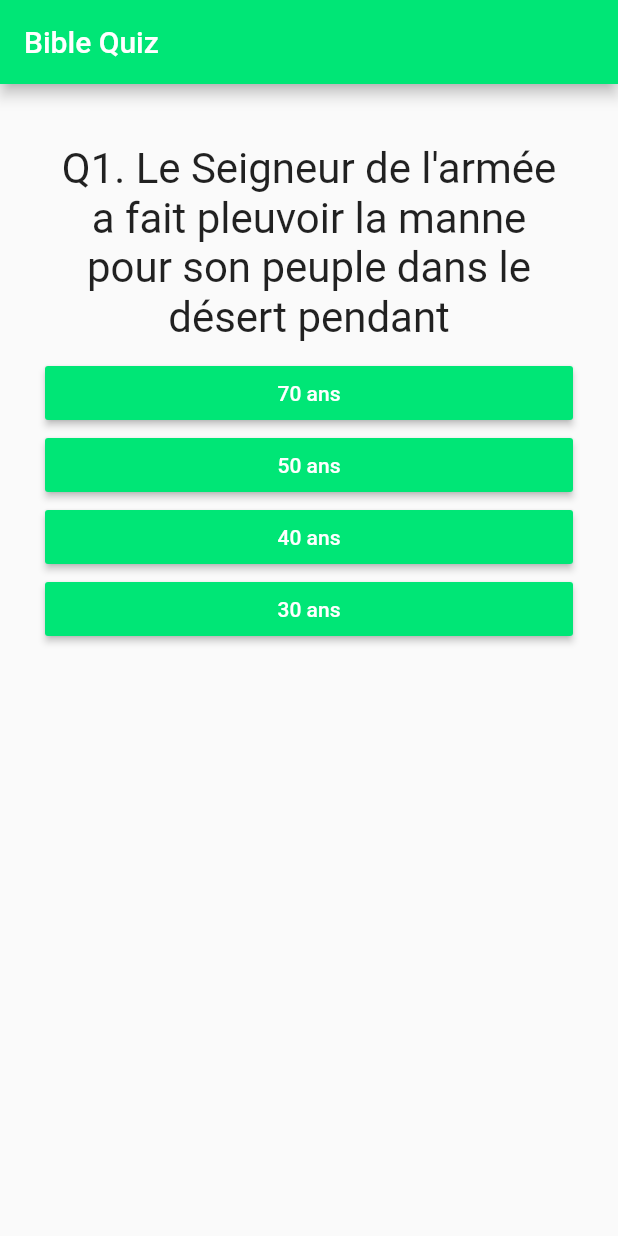
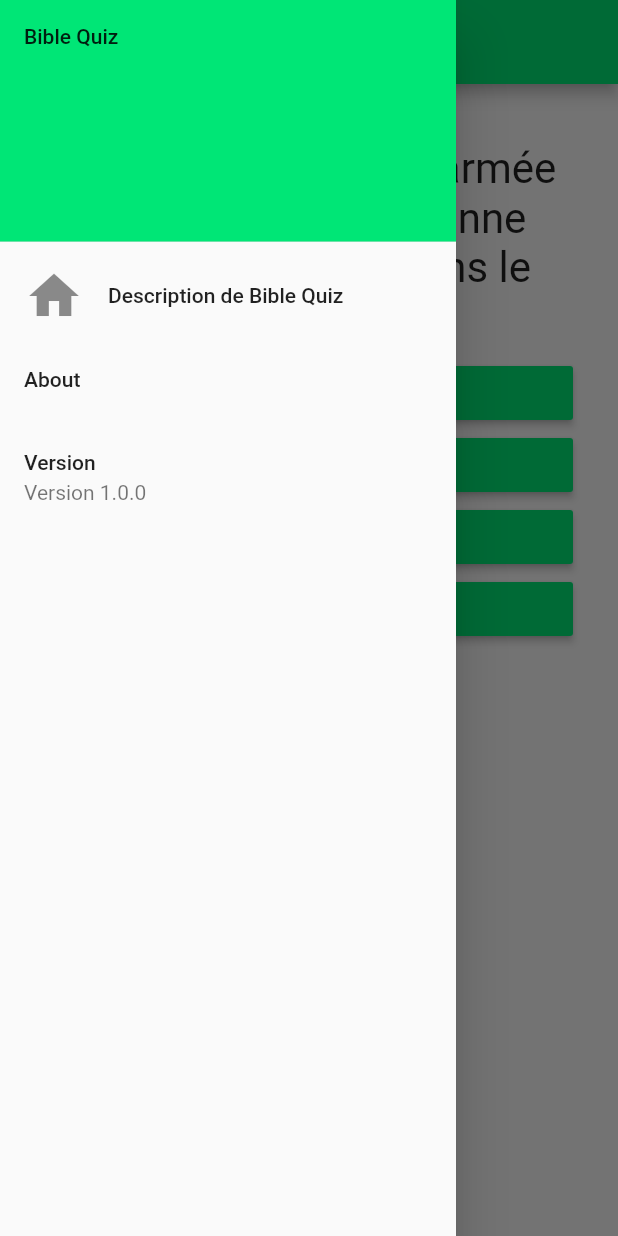
Before and after one commit to munyeshaka/biblequiz, a Flutter app: the screen it shows after launch, with the side drawer open (before the commit the screen has no drawer), on a phone screen of 412 x 824 dp. Run offline on Flutter 3.47's test engine with Material 2 defaults, Android fonts, the phone set to English and light mode, and no system bars.

Commit message:
other quiz and menubar

```diff
--- a/lib/main.dart
+++ b/lib/main.dart
@@ -1,3 +1,5 @@
+import 'package:biblequiz/about.dart';
+import 'package:biblequiz/description_bq.dart';
 import 'package:flutter/material.dart';
 
 import './quiz.dart';
@@ -23,6 +25,7 @@ class _MyAppState extends State<MyApp> {
         {'text': '30 ans', 'score': -2},
       ],
     },
+
     {
       'questionText': 'Q2. Car là où est votre trésor, là aussi est votre',
       'answers': [
@@ -32,6 +35,7 @@ class _MyAppState extends State<MyApp> {
         {'text':'Coeur', 'score': 10 },
       ],
     },
+
     {
       'questionText': ' Q3. Qui a dit: "où tu iras, j irai; où tu logeras, je logerais; ton peuple sera mon peuple, et ton Dieu, mon Dieu"',
       'answers': [
@@ -41,15 +45,17 @@ class _MyAppState extends State<MyApp> {
         {'text': 'Sarah', 'score': -2},
       ],
     },
+
     {
       'questionText': "Q4. Quel Prophète a fait flotter une hache à la surface de l'eau",
       'answers': [
         {'text': 'Elijah', 'score': 10},
         {'text': 'Samuel', 'score': -2},
         {'text': 'Élisée', 'score': -2},
-        {'text': 'Jeremy', 'score': -2},
+        {'text': 'Jérémie', 'score': -2},
       ],
     },
+
     {
       'questionText':
           'Q5. Notre Rédempteur nous supplie de pardonner à notre prochain 77 fois',
@@ -61,6 +67,107 @@ class _MyAppState extends State<MyApp> {
         {'text': 'No', 'score': 10},
       ],
     },
+
+        {
+      'questionText': "Q6. Qui a tué le géant qui avait six doigts sur chaque main et six orteils sur chaque pied",
+      'answers': [
+        {'text': 'David', 'score': 10},
+        {'text': 'Samson', 'score': -2},
+        {'text': 'Saul', 'score': -2},
+        {'text': 'Gideon', 'score': -2},
+      ],
+    },
+
+        {
+      'questionText': "Q7. Quel Prophète a fait flotter une hache à la surface de l'eau",
+      'answers': [
+        {'text': 'Elijah', 'score': 10},
+        {'text': 'Samuel', 'score': -2},
+        {'text': 'Élisée', 'score': -2},
+        {'text': 'Jérémie', 'score': -2},
+      ],
+    },
+
+        {
+      'questionText': "Q8. Heureux les cœurs purs, car ils veront",
+      'answers': [
+        {'text': 'Dieu', 'score': 10},
+        {'text': 'Le royaume des cieux', 'score': -2},
+        {'text': 'La gloire de Dieu', 'score': -2},
+        {'text': "Le fils de l'homme revenir", 'score': -2},
+      ],
+    },
+
+        {
+      'questionText': "Q9. Dieu n'a pas permis au roi David de construire son temple parce que",
+      'answers': [
+        {'text': 'David a versé trop de sang', 'score': 10},
+        {'text': 'David allait bientôt mourir', 'score': -2},
+        {'text': "David n'était pas bon à ça", 'score': -2},
+        {'text': "David n'était pas prêt", 'score': -2},
+      ],
+    },
+
+        {
+      'questionText': 'Q10. Christ a dit:  "TOUS CEUX qui sont lourdement chargés devraient venir à moi, et je leur donnerai"',
+      'answers': [
+        {'text': 'Du repos', 'score': 10},
+        {'text': 'une promesse', 'score': -2},
+        {'text': 'La vie', 'score': -2},
+        {'text': 'A manger', 'score': -2},
+      ],
+    },
+
+        {
+      'questionText': "Q11. Dans quelle piscine l'homme de 38 ans de maladie a-t-il été guéri",
+      'answers': [
+        {'text': 'Bethesda', 'score': -2},
+        {'text': 'Siloé', 'score': -2},
+        {'text': 'Bethsaida', 'score': 10},
+        {'text': 'Jordanie', 'score': -2},
+      ],
+    },
+
+        {
+      'questionText': "Q12. De quel pays l'eunuque a qui philipe a preché venait-il?",
+      'answers': [
+        {'text': 'Égypte', 'score': -2},
+        {'text': 'Éthiopie', 'score': 10},
+        {'text': 'Jérusalem', 'score': -2},
+        {'text': 'Syrie', 'score': -2},
+      ],
+    },
+
+        {
+      'questionText': "Q13. Quel prophète a prophétisé sur les os secs",
+      'answers': [
+        {'text': 'Elijah', 'score': -2},
+        {'text': 'Moise', 'score': -2},
+        {'text': 'Ezekiel', 'score': 10},
+        {'text': 'Jérémie', 'score': -2},
+      ],
+    },
+
+        {
+      'questionText': "Q14. La reconstruction des murs de Jérusalem a été faite par",
+      'answers': [
+        {'text': 'Sanballat', 'score': -2},
+        {'text': 'Néhémie', 'score': 10},
+        {'text': 'Tobias', 'score': -2},
+        {'text': 'David', 'score': -2},
+      ],
+    },
+
+        {
+      'questionText': "Q15. Combien de filles Job avait-il?",
+      'answers': [
+        {'text': '3', 'score': 10},
+        {'text': '2', 'score': -2},
+        {'text': '5', 'score': -2},
+        {'text': '4', 'score': -2},
+      ],
+    },
+
   ];
 
   var _questionIndex = 0;
@@ -94,7 +201,51 @@ class _MyAppState extends State<MyApp> {
         appBar: AppBar(
           title: Text('Bible Quiz'),
           backgroundColor: Color(0xFF00E676),
+
         ),
+
+        drawer: Drawer(
+          child: ListView(
+            // Important: Remove any padding from the ListView.
+            padding: EdgeInsets.zero,
+            children: <Widget>[
+              DrawerHeader(
+                child: Text('Bible Quiz'),
+                decoration: BoxDecoration(
+                color: Color(0xFF00E676),
+                ),
+              ),
+
+              ListTile(
+                leading: Icon(Icons.home, size: 40,),
+                title: Text('Description de Bible Quiz'),
+                onTap: () {
+                  // Update the state of the app.
+
+                  // Then close the drawer.
+                  Navigator.pop(context);
+                },
+                ),
+
+
+              ListTile(
+                title: Text('About'),
+                onTap: () {
+                  Center(child: Aboutdt());
+                },
+              ),
+
+              ListTile(
+                title: Text('Version'),
+                subtitle: Text("Version 1.0.0"),
+                onTap: () {
+                },
+              ),
+
+            ]),
+        ),
+
+
         body: Padding(
           padding: const EdgeInsets.all(30.0),
           child: _questionIndex < _questions.length
@@ -104,7 +255,8 @@ class _MyAppState extends State<MyApp> {
                   questions: _questions,
                 ) //Quiz
               : Result(_totalScore, _resetQuiz),
-        ), //Padding
+        ),
+
       ), //Scaffold
       debugShowCheckedModeBanner: false,
     ); //MaterialApp
--- a/lib/result.dart
+++ b/lib/result.dart
@@ -9,18 +9,18 @@ class Result extends StatelessWidget {
   //Remark Logic
   String get resultPhrase {
     String resultText;
-    if (resultScore >= 41) {
-      resultText = 'You are awesome!';
+    if (resultScore >= 164) {
+      resultText = 'Tu es incroyable, courage pour la lecture de la Bible!!';
       print(resultScore);
-    } else if (resultScore >= 31) {
-      resultText = 'Pretty likeable!';
+    } else if (resultScore >= 124) {
+      resultText = 'Assez sympathique, courage pour la lecture de la Bible';
       print(resultScore);
-    } else if (resultScore >= 21) {
-      resultText = 'You need to work more!';
-    } else if (resultScore >= 1) {
-      resultText = 'You need to work hard!';
+    } else if (resultScore >= 84) {
+      resultText = 'Vouz devez Lire la Bible!!';
+    } else if (resultScore >= 4) {
+      resultText = 'Tu a besoin de lire plus la Bible!!';
     } else {
-      resultText = 'This is a poor score!';
+      resultText = "Tu a besoin d'augmenter votre temps de lire la Bible!!";
       print(resultScore);
     }
     return resultText;
@@ -44,7 +44,7 @@ class Result extends StatelessWidget {
           ), //Text
           FlatButton(
             child: Text(
-              'Restart Quiz!',
+              'Redémarrer le Quiz!!',
             ), //Text
             textColor: Colors.blue,
             onPressed: resetHandler,
--- a/pubspec.yaml
+++ b/pubspec.yaml
@@ -47,9 +47,9 @@ flutter:
   uses-material-design: true
 
   # To add assets to your application, add an assets section, like this:
-  # assets:
-  #   - images/a_dot_burr.jpeg
-  #   - images/a_dot_ham.jpeg
+   assets:
+     - assets/dtlogo.png
+     - assets/bq.jpeg
 
   # An image asset can refer to one or more resolution-specific "variants", see
   # https://flutter.dev/assets-and-images/#resolution-aware.
```
Also changed, not shown: lib/about.dart (added, +24 -0 lines), lib/description_bq.dart (added, +24 -0 lines), lib/assets/bq.jpeg (added), lib/assets/dtlogo.png (added).
